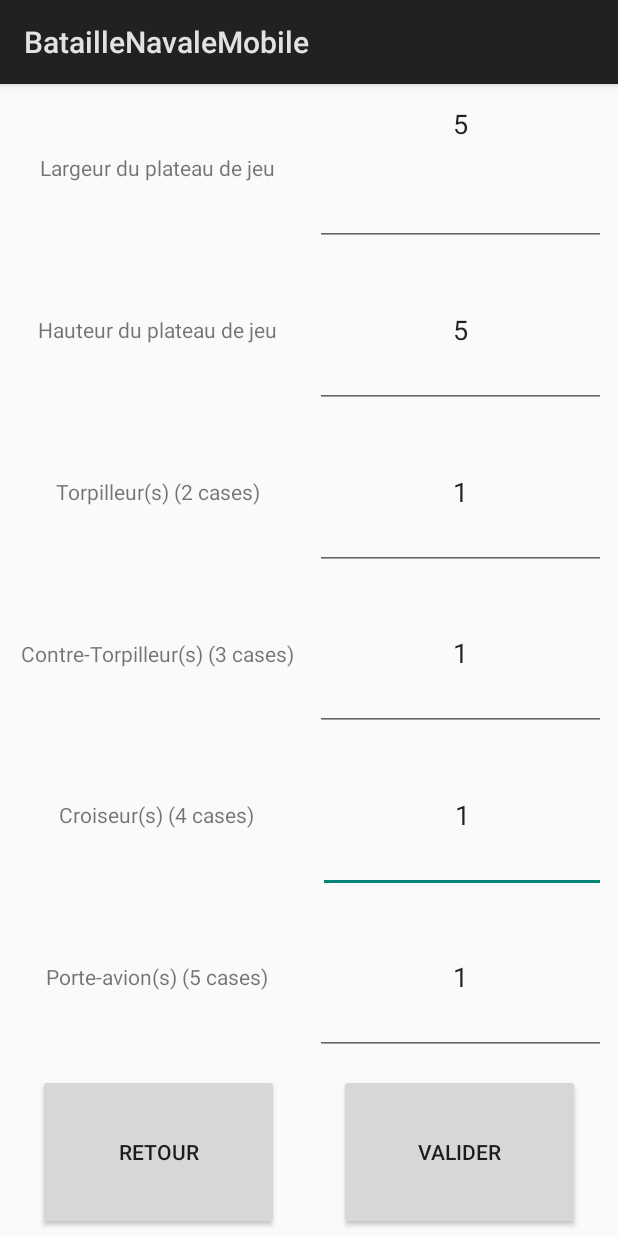
After one commit to Olivier-Lulu/BatailleNavaleMobile, an Android app: the ParametresActivity screen opened directly, with no data from a screen before it, on a phone screen of 412 x 824 dp. The commit adds this screen. Run offline under Robolectric (Android 15) with nearby library versions, the phone set to English and light mode, and no system bars.

Commit message:
Edition en live des parametres de partie et prise en compte de ce changements, activite liee

```diff
--- a/app/src/main/AndroidManifest.xml
+++ b/app/src/main/AndroidManifest.xml
@@ -21,5 +21,8 @@
         <activity android:name=".controleur.InitPartieActivity" android:hardwareAccelerated="true">
         </activity>
 
+        <activity android:name=".controleur.ParametresActivity" android:hardwareAccelerated="true">
+        </activity>
+
     </application>
 </manifest>
--- a/app/src/main/java/com/mobile/bataillenavale/lulu/bataillenavalemobile/controleur/InitPartieActivity.java
+++ b/app/src/main/java/com/mobile/bataillenavale/lulu/bataillenavalemobile/controleur/InitPartieActivity.java
@@ -21,7 +21,7 @@ public class InitPartieActivity extends Activity {
     @Override
     protected void onCreate(Bundle savedInstanceState) {
         super.onCreate(savedInstanceState);
-        setContentView(R.layout.plateau2);
+        setContentView(R.layout.activity_initpartie);
         final View star = findViewById(R.id.star);
         star.setTag("STAR");
         star.setOnLongClickListener(new View.OnLongClickListener() {
--- a/app/src/main/java/com/mobile/bataillenavale/lulu/bataillenavalemobile/controleur/MenuActivity.java
+++ b/app/src/main/java/com/mobile/bataillenavale/lulu/bataillenavalemobile/controleur/MenuActivity.java
@@ -17,10 +17,15 @@ public class MenuActivity extends Activity {
 
     public void clickJouer (View v) {
         startActivity(new Intent(this, InitPartieActivity.class));
+        this.finish();
     }
 
     public void clickParametre (View v) {
+        startActivity(new Intent(this, ParametresActivity.class));
+    }
 
+    public void clickQuitter (View v){
+        this.finish();
     }
 
 }
--- /dev/null
+++ b/app/src/main/java/com/mobile/bataillenavale/lulu/bataillenavalemobile/controleur/ParametresActivity.java
@@ -0,0 +1,72 @@
+package com.mobile.bataillenavale.lulu.bataillenavalemobile.controleur;
+
+import android.app.Activity;
+import android.content.Context;
+import android.content.SharedPreferences;
+import android.os.Bundle;
+import android.view.View;
+import android.widget.Button;
+import android.widget.EditText;
+
+import com.mobile.bataillenavale.lulu.bataillenavalemobile.R;
+
+/**
+ * Created by lulu on 21/12/17.
+ */
+
+public class ParametresActivity extends Activity {
+
+    private EditText largeurPlateau;
+    private EditText hauteurPlateau;
+
+    private EditText nbBateau2champ;
+    private EditText nbBateau3champ;
+    private EditText nbBateau4champ;
+    private EditText nbBateau5champ;
+
+    private SharedPreferences sharedPrefs;
+
+    @Override
+    protected void onCreate(Bundle savedInstanceState) {
+        super.onCreate(savedInstanceState);
+        setContentView(R.layout.activity_parametres);
+
+        largeurPlateau = (EditText) findViewById(R.id.largeurPlateauVal);
+        hauteurPlateau = (EditText) findViewById(R.id.haueurPlateauVal);
+
+        nbBateau2champ = (EditText) findViewById(R.id.nbBateau2);
+        nbBateau3champ = (EditText) findViewById(R.id.nbBateau3);
+        nbBateau4champ = (EditText) findViewById(R.id.nbBateau4);
+        nbBateau5champ = (EditText) findViewById(R.id.nbBateau5);
+
+        sharedPrefs = getSharedPreferences(getString(R.string.preference_file_initPartie), Context.MODE_PRIVATE);
+
+        largeurPlateau.setText("" + sharedPrefs.getInt(getString(R.string.largeurPlateau), 5));
+        hauteurPlateau.setText("" + sharedPrefs.getInt(getString(R.string.hauteurPlateau), 5));
+
+        nbBateau2champ.setText("" + sharedPrefs.getInt(getString(R.string.nbBateau2), 1));
+        nbBateau3champ.setText("" + sharedPrefs.getInt(getString(R.string.nbBateau3), 1));
+        nbBateau4champ.setText("" + sharedPrefs.getInt(getString(R.string.nbBateau4), 1));
+        nbBateau5champ.setText("" + sharedPrefs.getInt(getString(R.string.nbBateau5), 1));
+    }
+
+    public void clickValider (View v){
+        SharedPreferences.Editor editor = sharedPrefs.edit();
+
+        editor.putInt(getString(R.string.largeurPlateau), Integer.parseInt(largeurPlateau.getText().toString()));
+        editor.putInt(getString(R.string.hauteurPlateau), Integer.parseInt(hauteurPlateau.getText().toString()));
+
+        editor.putInt(getString(R.string.nbBateau2), Integer.parseInt(nbBateau2champ.getText().toString()));
+        editor.putInt(getString(R.string.nbBateau3), Integer.parseInt(nbBateau3champ.getText().toString()));
+        editor.putInt(getString(R.string.nbBateau4), Integer.parseInt(nbBateau4champ.getText().toString()));
+        editor.putInt(getString(R.string.nbBateau5), Integer.parseInt(nbBateau5champ.getText().toString()));
+        editor.commit();
+
+        this.finish();
+    }
+
+    public void clickRetour (View v){
+        this.finish();
+    }
+
+}
--- a/app/src/main/res/layout/activity_menu.xml
+++ b/app/src/main/res/layout/activity_menu.xml
@@ -29,5 +29,12 @@
             android:onClick="clickParametre"
             android:text="Paramètres" />
 
+        <Button
+            android:id="@+id/quitter"
+            android:layout_width="match_parent"
+            android:layout_height="wrap_content"
+            android:onClick="clickQuitter"
+            android:text="quitter" />
+
     </LinearLayout>
 </LinearLayout>
--- /dev/null
+++ b/app/src/main/res/layout/activity_parametres.xml
@@ -0,0 +1,232 @@
+<?xml version="1.0" encoding="utf-8"?>
+<android.support.constraint.ConstraintLayout xmlns:android="http://schemas.android.com/apk/res/android"
+    xmlns:app="http://schemas.android.com/apk/res-auto"
+    xmlns:tools="http://schemas.android.com/tools"
+    android:layout_width="match_parent"
+    android:layout_height="match_parent"
+    android:verticalScrollbarPosition="defaultPosition">
+
+    <EditText
+        android:id="@+id/nbBateau4"
+        android:layout_width="0dp"
+        android:layout_height="0dp"
+        android:layout_marginBottom="2dp"
+        android:layout_marginEnd="8dp"
+        android:layout_marginStart="8dp"
+        android:layout_marginTop="2dp"
+        android:ems="10"
+        android:gravity="center"
+        android:hint="1"
+        android:inputType="number"
+        app:layout_constraintBottom_toTopOf="@+id/nbBateau5"
+        app:layout_constraintEnd_toEndOf="parent"
+        app:layout_constraintStart_toEndOf="@+id/bateau4CasesLabel"
+        app:layout_constraintTop_toBottomOf="@+id/nbBateau3" />
+
+    <EditText
+        android:id="@+id/nbBateau5"
+        android:layout_width="0dp"
+        android:layout_height="0dp"
+        android:layout_marginBottom="5dp"
+        android:layout_marginEnd="8dp"
+        android:layout_marginStart="4dp"
+        android:layout_marginTop="2dp"
+        android:ems="10"
+        android:gravity="center"
+        android:hint="1"
+        android:inputType="number"
+        app:layout_constraintBottom_toTopOf="@+id/boutonValider"
+        app:layout_constraintEnd_toEndOf="parent"
+        app:layout_constraintStart_toEndOf="@+id/bateau5CasesLabel"
+        app:layout_constraintTop_toBottomOf="@+id/nbBateau4" />
+
+    <EditText
+        android:id="@+id/nbBateau3"
+        android:layout_width="0dp"
+        android:layout_height="0dp"
+        android:layout_marginBottom="2dp"
+        android:layout_marginEnd="8dp"
+        android:layout_marginStart="4dp"
+        android:layout_marginTop="2dp"
+        android:ems="10"
+        android:gravity="center"
+        android:hint="1"
+        android:inputType="number"
+        app:layout_constraintBottom_toTopOf="@+id/nbBateau4"
+        app:layout_constraintEnd_toEndOf="parent"
+        app:layout_constraintStart_toEndOf="@+id/bateau3CasesLabel"
+        app:layout_constraintTop_toBottomOf="@+id/nbBateau2" />
+
+    <TextView
+        android:id="@+id/bateau3CasesLabel"
+        android:layout_width="0dp"
+        android:layout_height="0dp"
+        android:layout_marginBottom="2dp"
+        android:layout_marginEnd="4dp"
+        android:layout_marginStart="8dp"
+        android:layout_marginTop="2dp"
+        android:gravity="center"
+        android:text="Contre-Torpilleur(s) (3 cases)"
+        app:layout_constraintBottom_toTopOf="@+id/bateau4CasesLabel"
+        app:layout_constraintEnd_toStartOf="@+id/nbBateau3"
+        app:layout_constraintStart_toStartOf="parent"
+        app:layout_constraintTop_toBottomOf="@+id/bateau2CasesLabel" />
+
+    <TextView
+        android:id="@+id/bateau4CasesLabel"
+        android:layout_width="0dp"
+        android:layout_height="0dp"
+        android:layout_marginBottom="2dp"
+        android:layout_marginEnd="4dp"
+        android:layout_marginStart="8dp"
+        android:layout_marginTop="2dp"
+        android:gravity="center"
+        android:text="Croiseur(s) (4 cases)"
+        app:layout_constraintBottom_toTopOf="@+id/bateau5CasesLabel"
+        app:layout_constraintEnd_toStartOf="@+id/nbBateau4"
+        app:layout_constraintStart_toStartOf="parent"
+        app:layout_constraintTop_toBottomOf="@+id/bateau3CasesLabel" />
+
+    <TextView
+        android:id="@+id/bateau5CasesLabel"
+        android:layout_width="0dp"
+        android:layout_height="0dp"
+        android:layout_marginBottom="5dp"
+        android:layout_marginEnd="4dp"
+        android:layout_marginStart="8dp"
+        android:layout_marginTop="2dp"
+        android:gravity="center"
+        android:text="Porte-avion(s) (5 cases)"
+        app:layout_constraintBottom_toTopOf="@+id/boutonRetour"
+        app:layout_constraintEnd_toStartOf="@+id/nbBateau5"
+        app:layout_constraintHorizontal_chainStyle="spread"
+        app:layout_constraintStart_toStartOf="parent"
+        app:layout_constraintTop_toBottomOf="@+id/bateau4CasesLabel" />
+
+    <TextView
+        android:id="@+id/largeurPlateauLabel"
+        android:layout_width="0dp"
+        android:layout_height="0dp"
+        android:layout_marginBottom="2dp"
+        android:layout_marginEnd="4dp"
+        android:layout_marginStart="8dp"
+        android:layout_marginTop="4dp"
+        android:gravity="center_vertical|center_horizontal"
+        android:text="Largeur du plateau de jeu"
+        app:layout_constraintBottom_toTopOf="@+id/hauteurPlateauLabel"
+        app:layout_constraintEnd_toStartOf="@+id/largeurPlateauVal"
+        app:layout_constraintStart_toStartOf="parent"
+        app:layout_constraintTop_toTopOf="parent" />
+
+    <EditText
+        android:id="@+id/largeurPlateauVal"
+        android:layout_width="0dp"
+        android:layout_height="0dp"
+        android:layout_marginBottom="2dp"
+        android:layout_marginEnd="8dp"
+        android:layout_marginStart="4dp"
+        android:layout_marginTop="4dp"
+        android:ems="10"
+        android:gravity="center_horizontal"
+        android:hint="5"
+        android:inputType="number"
+        app:layout_constraintBottom_toTopOf="@+id/haueurPlateauVal"
+        app:layout_constraintEnd_toEndOf="parent"
+        app:layout_constraintStart_toEndOf="@+id/largeurPlateauLabel"
+        app:layout_constraintTop_toTopOf="parent" />
+
+    <TextView
+        android:id="@+id/hauteurPlateauLabel"
+        android:layout_width="0dp"
+        android:layout_height="0dp"
+        android:layout_marginBottom="2dp"
+        android:layout_marginEnd="4dp"
+        android:layout_marginStart="8dp"
+        android:layout_marginTop="2dp"
+        android:gravity="center_vertical|center_horizontal"
+        android:text="Hauteur du plateau de jeu"
+        app:layout_constraintBottom_toTopOf="@+id/bateau2CasesLabel"
+        app:layout_constraintEnd_toStartOf="@+id/haueurPlateauVal"
+        app:layout_constraintStart_toStartOf="parent"
+        app:layout_constraintTop_toBottomOf="@+id/largeurPlateauLabel" />
+
+    <EditText
+        android:id="@+id/haueurPlateauVal"
+        android:layout_width="0dp"
+        android:layout_height="0dp"
+        android:layout_marginBottom="2dp"
+        android:layout_marginEnd="8dp"
+        android:layout_marginStart="4dp"
+        android:layout_marginTop="2dp"
+        android:ems="10"
+        android:gravity="center"
+        android:hint="5"
+        android:inputType="number"
+        app:layout_constraintBottom_toTopOf="@+id/nbBateau2"
+        app:layout_constraintEnd_toEndOf="parent"
+        app:layout_constraintStart_toEndOf="@+id/hauteurPlateauLabel"
+        app:layout_constraintTop_toBottomOf="@+id/largeurPlateauVal" />
+
+    <TextView
+        android:id="@+id/bateau2CasesLabel"
+        android:layout_width="0dp"
+        android:layout_height="0dp"
+        android:layout_marginBottom="2dp"
+        android:layout_marginEnd="4dp"
+        android:layout_marginStart="8dp"
+        android:layout_marginTop="2dp"
+        android:gravity="center_vertical|center_horizontal"
+        android:text="Torpilleur(s) (2 cases)"
+        app:layout_constraintBottom_toTopOf="@+id/bateau3CasesLabel"
+        app:layout_constraintEnd_toStartOf="@+id/nbBateau2"
+        app:layout_constraintStart_toStartOf="parent"
+        app:layout_constraintTop_toBottomOf="@+id/hauteurPlateauLabel" />
+
+    <EditText
+        android:id="@+id/nbBateau2"
+        android:layout_width="0dp"
+        android:layout_height="0dp"
+        android:layout_marginBottom="2dp"
+        android:layout_marginEnd="8dp"
+        android:layout_marginStart="4dp"
+        android:layout_marginTop="2dp"
+        android:ems="10"
+        android:gravity="center"
+        android:hint="1"
+        android:inputType="number"
+        app:layout_constraintBottom_toTopOf="@+id/nbBateau3"
+        app:layout_constraintEnd_toEndOf="parent"
+        app:layout_constraintStart_toEndOf="@+id/bateau2CasesLabel"
+        app:layout_constraintTop_toBottomOf="@+id/haueurPlateauVal" />
+
+    <Button
+        android:id="@+id/boutonValider"
+        android:layout_width="0dp"
+        android:layout_height="0dp"
+        android:layout_marginBottom="4dp"
+        android:layout_marginEnd="25dp"
+        android:layout_marginStart="20dp"
+        android:layout_marginTop="7dp"
+        android:onClick="clickValider"
+        android:text="Valider"
+        app:layout_constraintBottom_toBottomOf="parent"
+        app:layout_constraintEnd_toEndOf="parent"
+        app:layout_constraintHorizontal_bias="0.505"
+        app:layout_constraintStart_toEndOf="@+id/boutonRetour"
+        app:layout_constraintTop_toBottomOf="@+id/nbBateau5" />
+
+    <Button
+        android:id="@+id/boutonRetour"
+        android:layout_width="0dp"
+        android:layout_height="0dp"
+        android:layout_marginBottom="4dp"
+        android:layout_marginEnd="20dp"
+        android:layout_marginStart="25dp"
+        android:layout_marginTop="7dp"
+        android:onClick="clickRetour"
+        android:text="Retour"
+        app:layout_constraintBottom_toBottomOf="parent"
+        app:layout_constraintEnd_toStartOf="@+id/boutonValider"
+        app:layout_constraintStart_toStartOf="parent"
+        app:layout_constraintTop_toBottomOf="@+id/bateau5CasesLabel" />
+</android.support.constraint.ConstraintLayout>
--- /dev/null
+++ b/app/src/main/res/values/parametresInitPartie.xml
@@ -0,0 +1,10 @@
+<?xml version="1.0" encoding="utf-8"?>
+<resources>
+    <string name="hauteurPlateau">tabSizeX</string>
+    <string name="largeurPlateau">tabSizeY</string>
+
+    <string name="nbBateau3">nbBateau3</string>
+    <string name="nbBateau2">nbBateau2</string>
+    <string name="nbBateau4">nbBateau4</string>
+    <string name="nbBateau5">nbBateau5</string>
+</resources>
--- a/app/src/main/res/values/strings.xml
+++ b/app/src/main/res/values/strings.xml
@@ -3,4 +3,5 @@
     <string name="cancel">Annuler</string>
     <string name="dialog_fire_missiles">Fire</string>
     <string name="fire">Confirmer</string>
+    <string name="preference_file_initPartie">com.mobile.bataillenavale.lulu.bataillenavalemobile.data.data_partie.xml</string>
 </resources>
```
Also changed, not shown: app/src/main/java/com/mobile/bataillenavale/lulu/bataillenavalemobile/data/data_initPartie.xml (renamed from app/src/main/res/values/parametres.xml, +5 -2 lines), app/src/main/res/layout/activity_initpartie.xml (renamed from app/src/main/res/layout/plateau2.xml).
